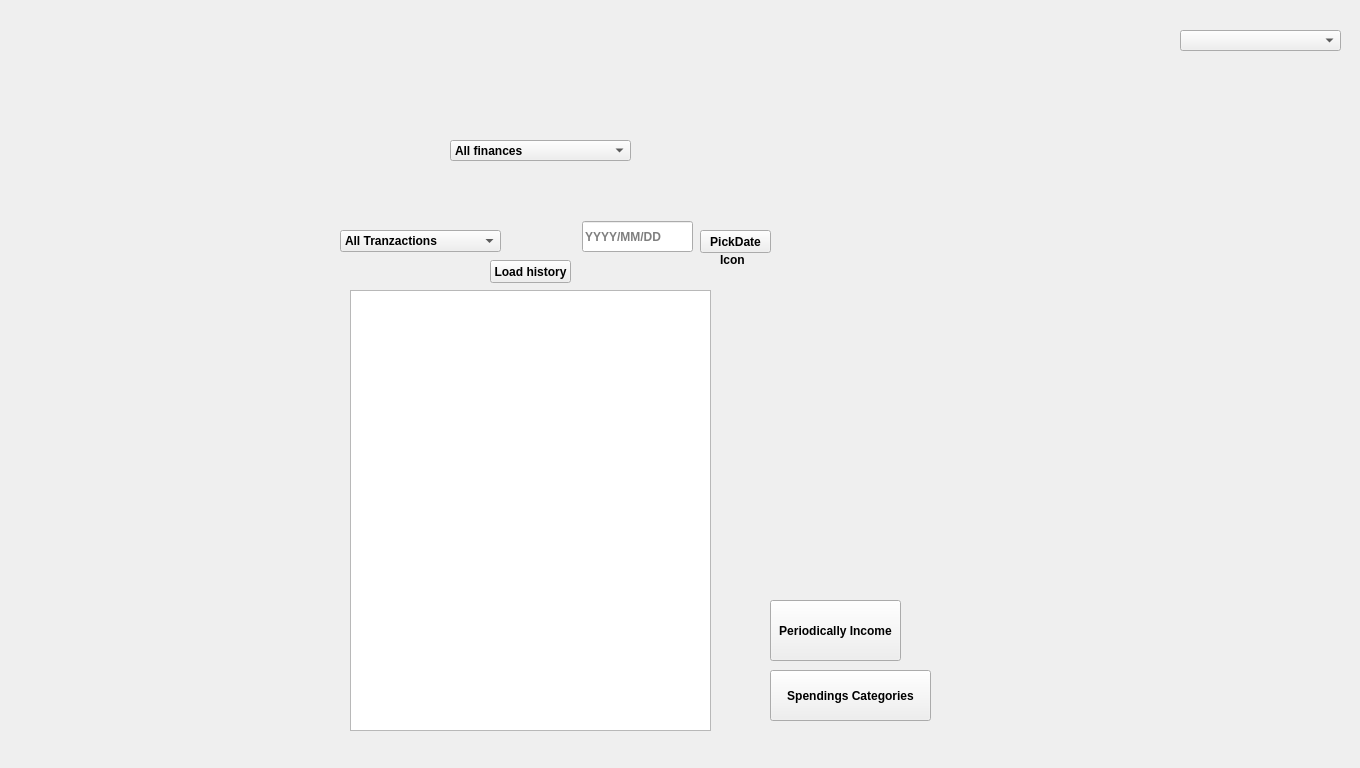
Above: 3_Solution/CleverClient/dashboard.ui from georgecpp/CleverPocket before the change. Below: the same form after it.
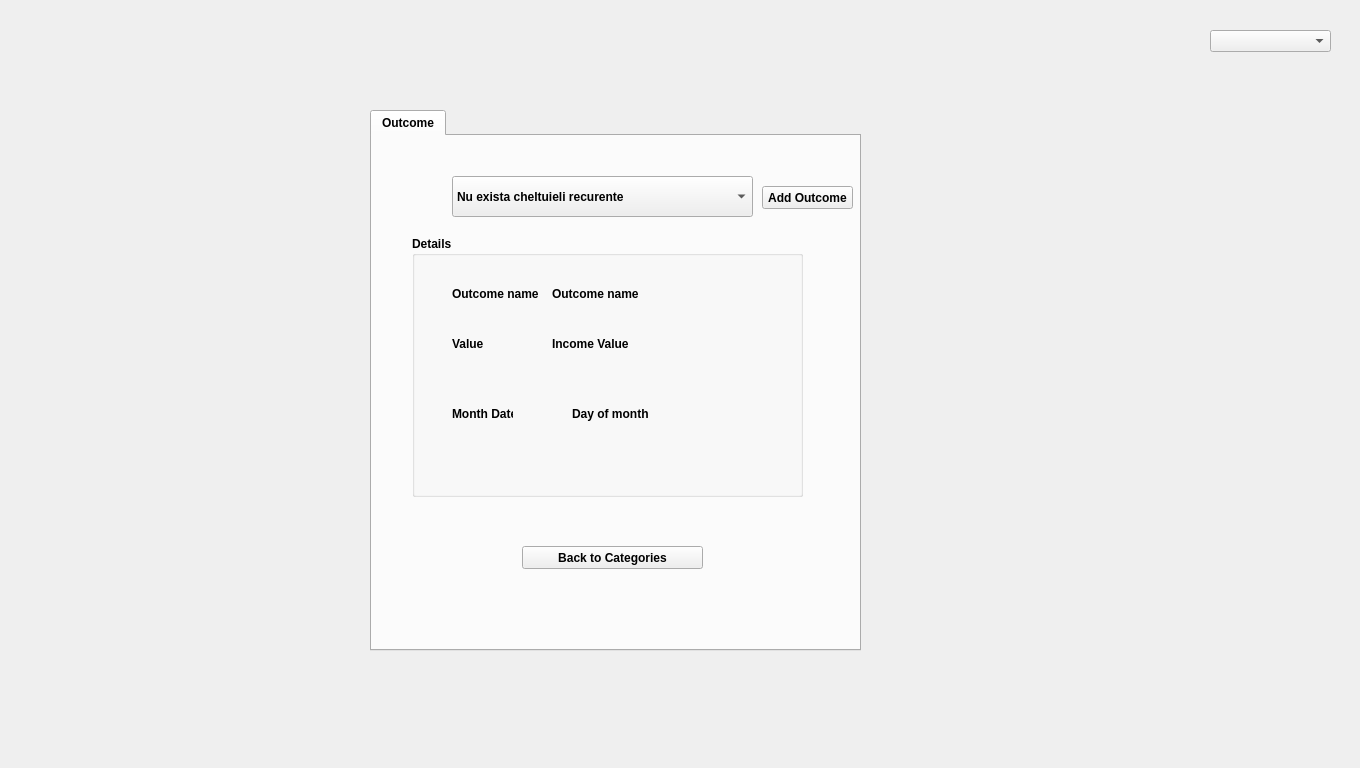
That is the form after the change.

Commit message: [RecurenciesOutcome] Completed

What changed in the file:
```diff
--- a/3_Solution/CleverClient/dashboard.ui
+++ b/3_Solution/CleverClient/dashboard.ui
@@ -37,7 +37,7 @@
     <string notr="true"/>
    </property>
    <property name="currentIndex">
-    <number>4</number>
+    <number>7</number>
    </property>
    <widget class="QWidget" name="dashboardPage">
     <widget class="QCommandLinkButton" name="financesCommandLinkButton">
@@ -1306,6 +1306,168 @@
      </widget>
     </widget>
    </widget>
+   <widget class="QWidget" name="periodicallyOuttcomePage">
+    <widget class="QTabWidget" name="outcomeTabWidget">
+     <property name="geometry">
+      <rect>
+       <x>370</x>
+       <y>110</y>
+       <width>491</width>
+       <height>541</height>
+      </rect>
+     </property>
+     <property name="currentIndex">
+      <number>0</number>
+     </property>
+     <widget class="QWidget" name="outcomeTab">
+      <attribute name="title">
+       <string>Outcome</string>
+      </attribute>
+      <widget class="QComboBox" name="outcomePicker">
+       <property name="geometry">
+        <rect>
+         <x>80</x>
+         <y>40</y>
+         <width>301</width>
+         <height>41</height>
+        </rect>
+       </property>
+       <item>
+        <property name="text">
+         <string>Nu exista cheltuieli recurente</string>
+        </property>
+       </item>
+      </widget>
+      <widget class="QGroupBox" name="cardDetailsGroupBox_3">
+       <property name="geometry">
+        <rect>
+         <x>40</x>
+         <y>100</y>
+         <width>391</width>
+         <height>261</height>
+        </rect>
+       </property>
+       <property name="title">
+        <string>Details</string>
+       </property>
+       <widget class="QLabel" name="validUntilLabel_4">
+        <property name="geometry">
+         <rect>
+          <x>40</x>
+          <y>170</y>
+          <width>61</width>
+          <height>16</height>
+         </rect>
+        </property>
+        <property name="text">
+         <string>Month Date</string>
+        </property>
+       </widget>
+       <widget class="QLabel" name="outcomeDayOfMonthLineEdit">
+        <property name="geometry">
+         <rect>
+          <x>160</x>
+          <y>170</y>
+          <width>141</width>
+          <height>16</height>
+         </rect>
+        </property>
+        <property name="text">
+         <string>Day of month</string>
+        </property>
+       </widget>
+       <widget class="QLabel" name="cardNameLabel_4">
+        <property name="geometry">
+         <rect>
+          <x>40</x>
+          <y>50</y>
+          <width>91</width>
+          <height>16</height>
+         </rect>
+        </property>
+        <property name="text">
+         <string>Outcome name</string>
+        </property>
+       </widget>
+       <widget class="QLabel" name="outcomeNameLineEdit">
+        <property name="geometry">
+         <rect>
+          <x>140</x>
+          <y>50</y>
+          <width>211</width>
+          <height>16</height>
+         </rect>
+        </property>
+        <property name="text">
+         <string>Outcome name</string>
+        </property>
+       </widget>
+       <widget class="QLabel" name="label_6">
+        <property name="geometry">
+         <rect>
+          <x>40</x>
+          <y>100</y>
+          <width>61</width>
+          <height>16</height>
+         </rect>
+        </property>
+        <property name="text">
+         <string>Value</string>
+        </property>
+       </widget>
+       <widget class="QLabel" name="outcomeValueLineEdit">
+        <property name="geometry">
+         <rect>
+          <x>140</x>
+          <y>100</y>
+          <width>101</width>
+          <height>16</height>
+         </rect>
+        </property>
+        <property name="text">
+         <string>Income Value</string>
+        </property>
+       </widget>
+      </widget>
+      <widget class="QPushButton" name="addoutcomePushButton">
+       <property name="geometry">
+        <rect>
+         <x>390</x>
+         <y>50</y>
+         <width>91</width>
+         <height>23</height>
+        </rect>
+       </property>
+       <property name="text">
+        <string>Add Outcome</string>
+       </property>
+      </widget>
+      <widget class="QPushButton" name="outcomeBackToCategoriesPushButton">
+       <property name="geometry">
+        <rect>
+         <x>150</x>
+         <y>410</y>
+         <width>181</width>
+         <height>23</height>
+        </rect>
+       </property>
+       <property name="text">
+        <string>Back to Categories</string>
+       </property>
+      </widget>
+     </widget>
+    </widget>
+    <widget class="QComboBox" name="outcomeOptions">
+     <property name="geometry">
+      <rect>
+       <x>1210</x>
+       <y>30</y>
+       <width>121</width>
+       <height>22</height>
+      </rect>
+     </property>
+    </widget>
+   </widget>
   </widget>
  </widget>
  <layoutdefault spacing="6" margin="11"/>
```
The commit also changes 12 other files.
